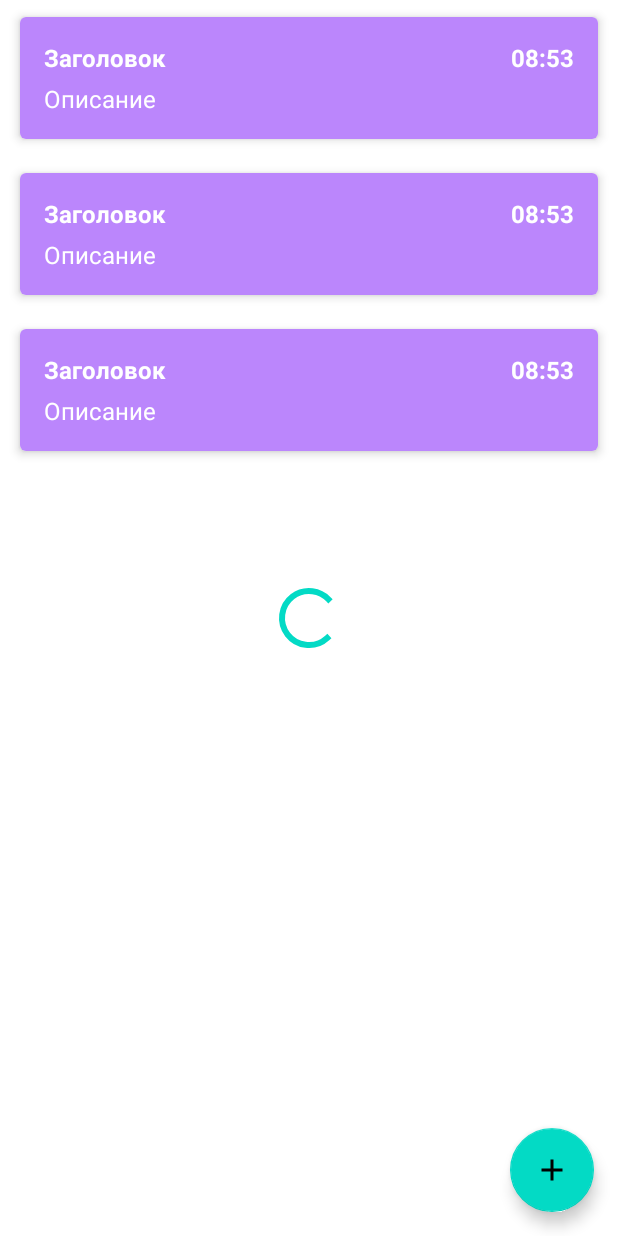
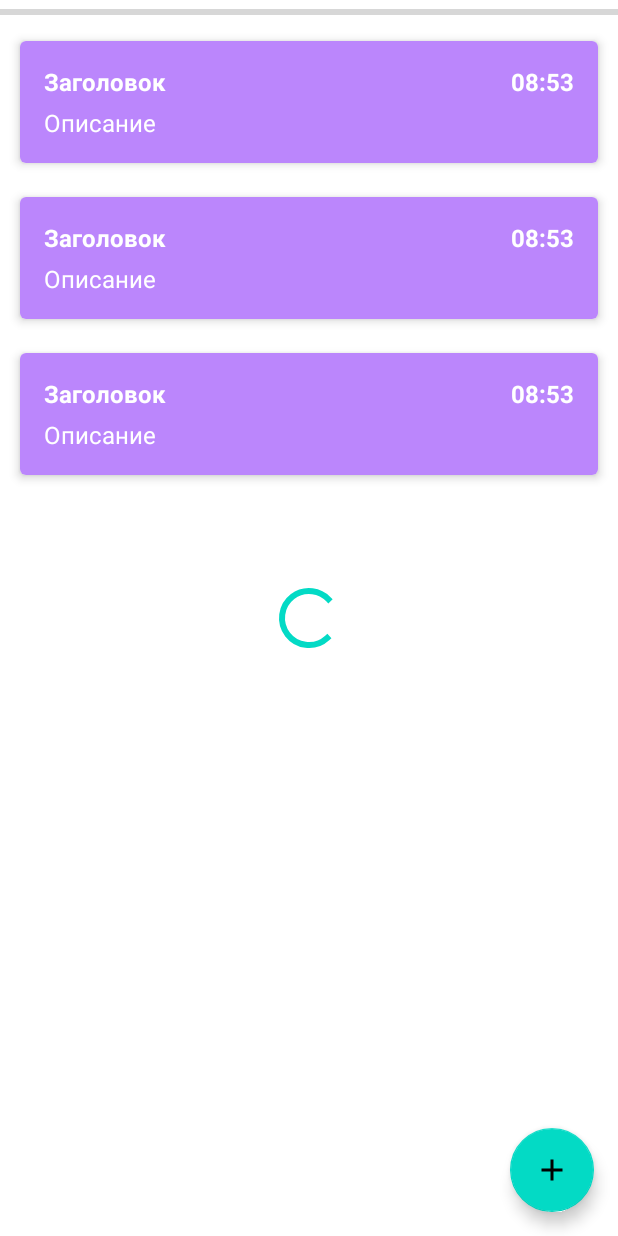
Before and after one commit to Zhyteli/MyWorkNote, an Android app: the layout fragment_notes_list.xml on its own in the app's theme, with its tools: preview values and no code run, on a phone screen of 412 x 824 dp. Run offline under Robolectric (Android 15) with nearby library versions, the phone set to English and light mode, and no system bars.

```diff
--- a/app/src/main/java/com/zhytel/myworknote/presentation/fragments/NotesListFragment.kt
+++ b/app/src/main/java/com/zhytel/myworknote/presentation/fragments/NotesListFragment.kt
@@ -1,5 +1,6 @@
 package com.zhytel.myworknote.presentation.fragments
 
+import android.animation.ObjectAnimator
 import android.content.Context
 import android.net.ConnectivityManager
 import android.os.Bundle
@@ -7,17 +8,19 @@ import android.os.CountDownTimer
 import android.view.LayoutInflater
 import android.view.View
 import android.view.ViewGroup
+import android.widget.Toast
 import androidx.core.view.isVisible
 import androidx.fragment.app.Fragment
 import androidx.lifecycle.ViewModelProvider
 import androidx.navigation.fragment.findNavController
 import androidx.recyclerview.widget.ItemTouchHelper
 import androidx.recyclerview.widget.RecyclerView
+import com.google.android.material.snackbar.Snackbar
+import com.zhytel.myworknote.R
 import com.zhytel.myworknote.databinding.FragmentNotesListBinding
 import com.zhytel.myworknote.domain.entity.Note
 import com.zhytel.myworknote.presentation.NotesListViewModel
 import com.zhytel.myworknote.presentation.adapters.NoteListAdapter
-
 
 class NotesListFragment : Fragment() {
 
@@ -44,6 +47,7 @@ class NotesListFragment : Fragment() {
         viewModel.noteList.observe(viewLifecycleOwner) {
             checkingData(it)
         }
+
     }
 
     private fun checkingData(note: List<Note>) {
@@ -52,6 +56,8 @@ class NotesListFragment : Fragment() {
                 note.forEach {
                     viewModel.updateTimeInNote(it)
                 }
+                binding.progressHorizontalServer.max = note.size
+                binding.progressHorizontalServer.progress = note.lastIndex
                 noteAdapter.submitList(note)
                 binding.textInternet.isVisible = false
                 binding.textSize.isVisible = false
@@ -59,7 +65,9 @@ class NotesListFragment : Fragment() {
                 binding.textSize.isVisible = true
             }
         } else {
+            Snackbar.make(binding.root, R.string.st_internet, Snackbar.LENGTH_LONG).show()
             binding.textInternet.isVisible = true
+            binding.progressHorizontalServer.progress = 0
         }
     }
 
--- a/app/src/main/res/layout/fragment_notes_list.xml
+++ b/app/src/main/res/layout/fragment_notes_list.xml
@@ -14,7 +14,7 @@
         app:layout_constraintBottom_toBottomOf="parent"
         app:layout_constraintEnd_toEndOf="parent"
         app:layout_constraintStart_toStartOf="parent"
-        app:layout_constraintTop_toTopOf="parent"
+        app:layout_constraintTop_toBottomOf="@+id/progress_horizontal_server"
         tools:listitem="@layout/note_item" />
 
     <com.google.android.material.floatingactionbutton.FloatingActionButton
@@ -36,6 +36,16 @@
         android:layout_height="wrap_content"
         android:visibility="visible"
         app:layout_constraintBottom_toBottomOf="parent"
+        app:layout_constraintEnd_toEndOf="parent"
+        app:layout_constraintStart_toStartOf="parent"
+        app:layout_constraintTop_toTopOf="parent" />
+
+    <ProgressBar
+        android:id="@+id/progress_horizontal_server"
+        android:layout_width="match_parent"
+        android:layout_height="wrap_content"
+        style="?android:attr/progressBarStyleHorizontal"
+        android:secondaryProgressTint="@android:color/background_dark"
         app:layout_constraintEnd_toEndOf="parent"
         app:layout_constraintStart_toStartOf="parent"
         app:layout_constraintTop_toTopOf="parent" />
@@ -63,5 +73,4 @@
         app:layout_constraintStart_toStartOf="parent"
         app:layout_constraintTop_toTopOf="parent"/>
 
-
 </androidx.constraintlayout.widget.ConstraintLayout>
```
Also changed, not shown: app/src/main/java/com/zhytel/myworknote/presentation/NotesListViewModel.kt (+6 -3 lines).
